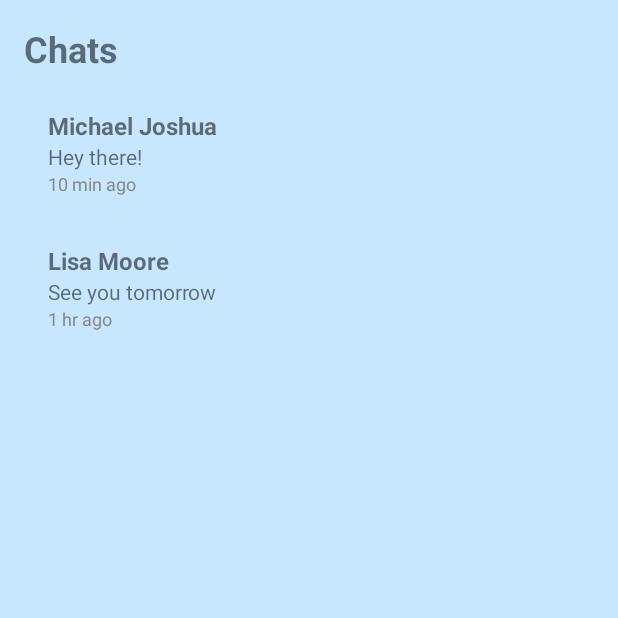
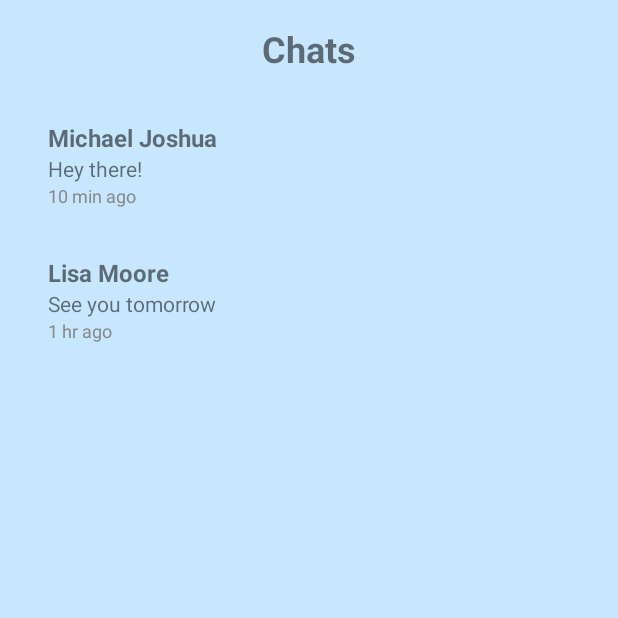
Before and after one commit to LindoNJOKO/QuantumVara-WIL-Project, an Android app: the ChatListActivity screen opened directly, with no data from a screen before it, on a phone screen of 412 x 824 dp, the top half of it. Run offline under Robolectric (Android 15) with nearby library versions, the phone set to English and light mode, and no system bars.

Commit message:
2nd UI Push

```diff
--- a/app/src/main/res/layout/activity_chat_list.xml
+++ b/app/src/main/res/layout/activity_chat_list.xml
@@ -4,16 +4,21 @@
     android:layout_height="match_parent"
     android:padding="16dp">
 
+    <!-- Centered Chats Header -->
     <TextView
-        android:layout_width="wrap_content"
+        android:layout_width="match_parent"
         android:layout_height="wrap_content"
         android:text="Chats"
         android:textSize="24sp"
-        android:textStyle="bold"/>
+        android:textStyle="bold"
+        android:gravity="center"
+        android:layout_marginBottom="8dp"/>
 
+    <!-- RecyclerView for chat list -->
     <androidx.recyclerview.widget.RecyclerView
         android:id="@+id/recyclerChats"
         android:layout_width="match_parent"
-        android:layout_height="match_parent"
+        android:layout_height="0dp"
+        android:layout_weight="1"
         android:paddingTop="8dp"/>
 </LinearLayout>
```
